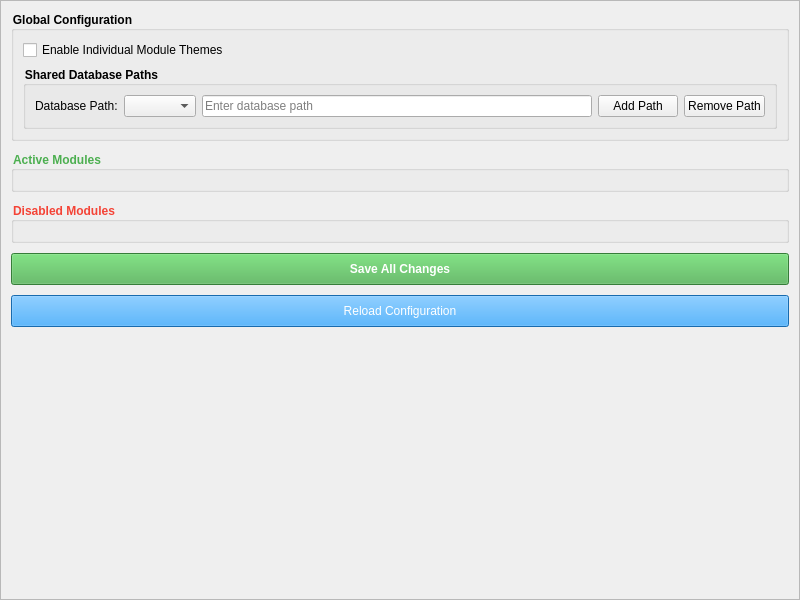
Old version of the form ui/config_editor.ui in the repository volteret4/mfuz.
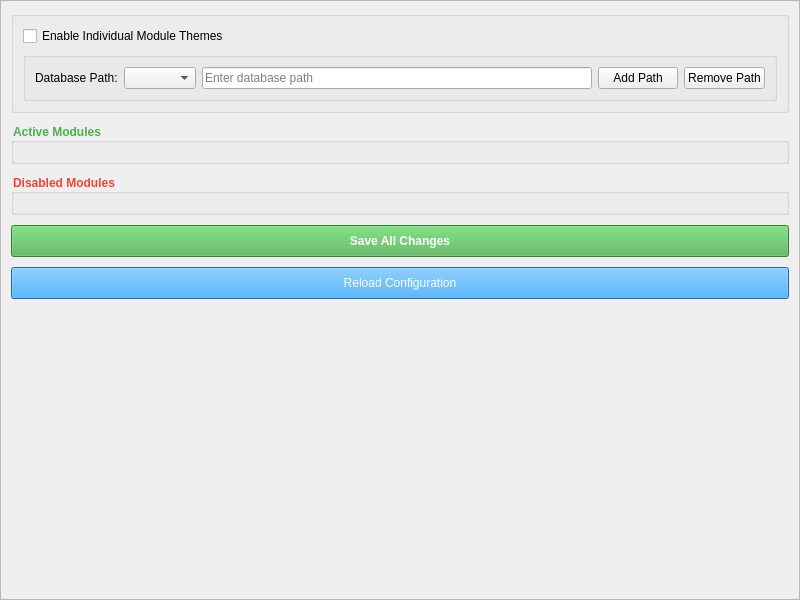
New version of the form.

The edit to the form file:
```diff
--- a/ui/config_editor.ui
+++ b/ui/config_editor.ui
@@ -41,6 +41,14 @@
       <enum>Qt::ScrollBarAsNeeded</enum>
      </property>
      <widget class="QWidget" name="container">
+      <property name="geometry">
+       <rect>
+        <x>0</x>
+        <y>0</y>
+        <width>798</width>
+        <height>598</height>
+       </rect>
+      </property>
       <layout class="QVBoxLayout" name="container_layout">
        <property name="spacing">
         <number>10</number>
@@ -60,12 +68,12 @@
        <!-- Global Configuration Group -->
        <item>
         <widget class="QGroupBox" name="global_group">
-         <property name="title">
-          <string>Global Configuration</string>
-         </property>
          <property name="styleSheet">
           <string>QGroupBox { font-weight: bold; }</string>
          </property>
+         <property name="title">
+          <string/>
+         </property>
          <layout class="QVBoxLayout" name="global_layout">
           <!-- The fields will be added dynamically in code -->
           <item>
@@ -78,7 +86,7 @@
           <item>
            <widget class="QGroupBox" name="shared_db_group">
             <property name="title">
-             <string>Shared Database Paths</string>
+             <string/>
             </property>
             <layout class="QVBoxLayout" name="shared_db_layout">
              <item>
```
Left out of the diff: 51 changed lines with no effect on the pictures.
